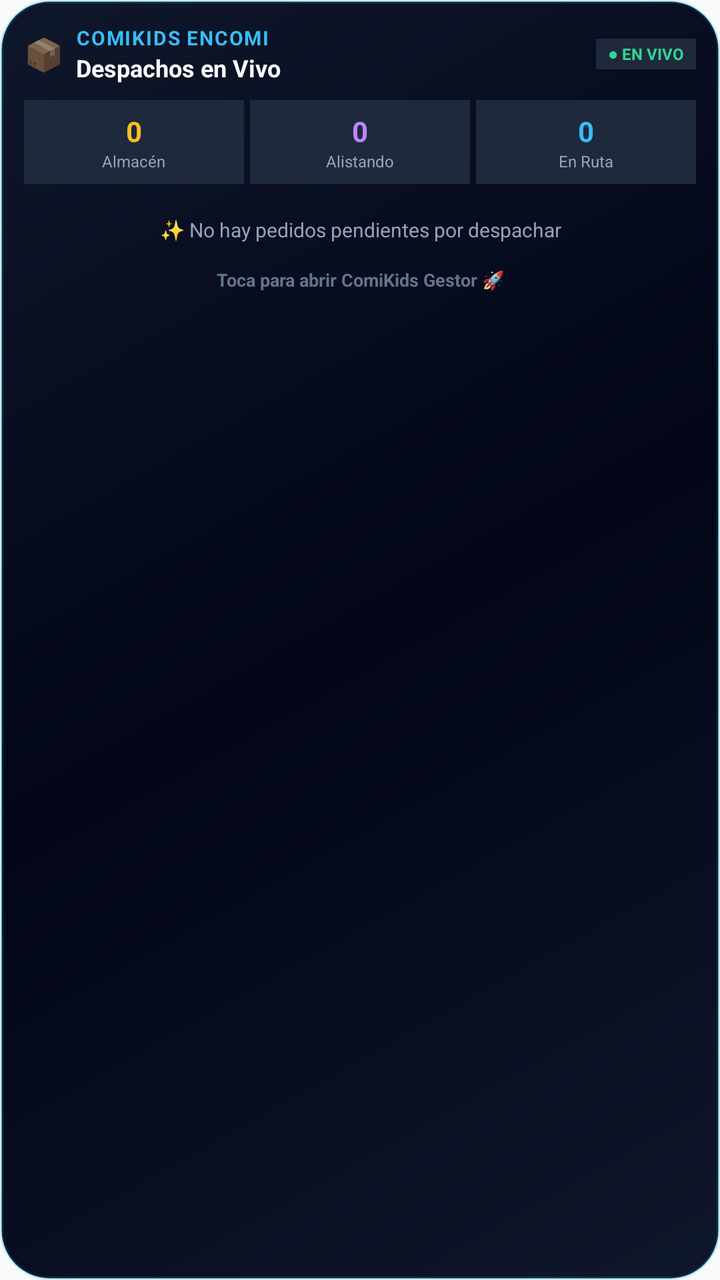
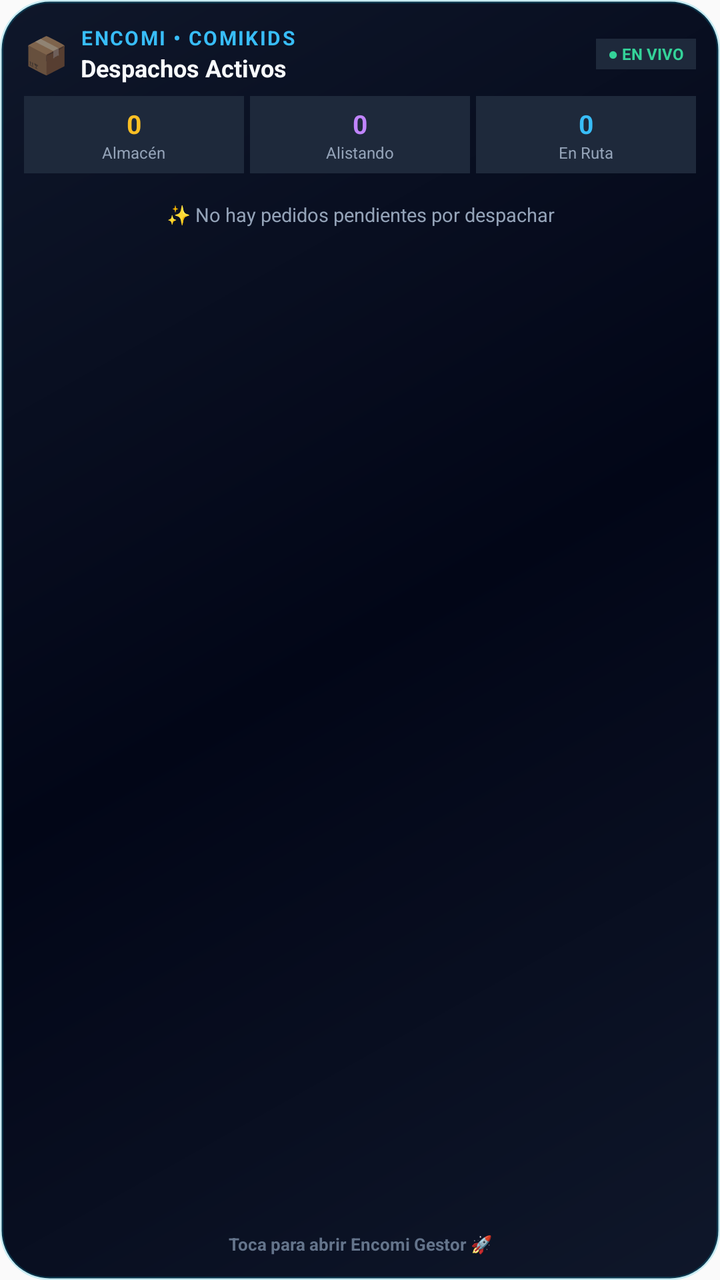

Before-and-after screenshots of an Android layout around one commit, followed by the original layout XML and the change that was made.
<!-- AndroidManifest.xml: application theme AppTheme -->
<!-- res/layout/comikids_appwidget_layout.xml -->
<?xml version="1.0" encoding="utf-8"?>
<LinearLayout xmlns:android="http://schemas.android.com/apk/res/android"
    android:id="@+id/widget_root_layout"
    android:layout_width="match_parent"
    android:layout_height="match_parent"
    android:orientation="vertical"
    android:background="@drawable/widget_background"
    android:padding="12dp">

    
    <LinearLayout
        android:layout_width="match_parent"
        android:layout_height="wrap_content"
        android:orientation="horizontal"
        android:gravity="center_vertical">

        <TextView
            android:layout_width="wrap_content"
            android:layout_height="wrap_content"
            android:text="📦"
            android:textSize="16sp"
            android:layout_marginEnd="6dp" />

        <LinearLayout
            android:layout_width="0dp"
            android:layout_height="wrap_content"
            android:layout_weight="1"
            android:orientation="vertical">

            <TextView
                android:layout_width="wrap_content"
                android:layout_height="wrap_content"
                android:text="COMIKIDS ENCOMI"
                android:textColor="#38BDF8"
                android:textSize="10sp"
                android:textStyle="bold"
                android:letterSpacing="0.06" />

            <TextView
                android:layout_width="wrap_content"
                android:layout_height="wrap_content"
                android:text="Despachos en Vivo"
                android:textColor="#F8FAFC"
                android:textSize="12sp"
                android:textStyle="bold" />
        </LinearLayout>

        
        <TextView
            android:id="@+id/widget_badge_live"
            android:layout_width="wrap_content"
            android:layout_height="wrap_content"
            android:background="#1E293B"
            android:paddingStart="6dp"
            android:paddingTop="2dp"
            android:paddingEnd="6dp"
            android:paddingBottom="2dp"
            android:text="● EN VIVO"
            android:textColor="#34D399"
            android:textSize="8sp"
            android:textStyle="bold" />
    </LinearLayout>

    
    <LinearLayout
        android:layout_width="match_parent"
        android:layout_height="wrap_content"
        android:orientation="horizontal"
        android:layout_marginTop="8dp"
        android:weightSum="3">

        
        <LinearLayout
            android:layout_width="0dp"
            android:layout_height="wrap_content"
            android:layout_weight="1"
            android:orientation="vertical"
            android:gravity="center"
            android:background="#1E293B"
            android:padding="6dp"
            android:layout_marginEnd="3dp">

            <TextView
                android:id="@+id/widget_count_almacen"
                android:layout_width="wrap_content"
                android:layout_height="wrap_content"
                android:text="0"
                android:textColor="#FBBF24"
                android:textSize="14sp"
                android:textStyle="bold" />

            <TextView
                android:layout_width="wrap_content"
                android:layout_height="wrap_content"
                android:text="Almacén"
                android:textColor="#94A3B8"
                android:textSize="8sp" />
        </LinearLayout>

        
        <LinearLayout
            android:layout_width="0dp"
            android:layout_height="wrap_content"
            android:layout_weight="1"
            android:orientation="vertical"
            android:gravity="center"
            android:background="#1E293B"
            android:padding="6dp"
            android:layout_marginEnd="3dp">

            <TextView
                android:id="@+id/widget_count_alistando"
                android:layout_width="wrap_content"
                android:layout_height="wrap_content"
                android:text="0"
                android:textColor="#C084FC"
                android:textSize="14sp"
                android:textStyle="bold" />

            <TextView
                android:layout_width="wrap_content"
                android:layout_height="wrap_content"
                android:text="Alistando"
                android:textColor="#94A3B8"
                android:textSize="8sp" />
        </LinearLayout>

        
        <LinearLayout
            android:layout_width="0dp"
            android:layout_height="wrap_content"
            android:layout_weight="1"
            android:orientation="vertical"
            android:gravity="center"
            android:background="#1E293B"
            android:padding="6dp">

            <TextView
                android:id="@+id/widget_count_ruta"
                android:layout_width="wrap_content"
                android:layout_height="wrap_content"
                android:text="0"
                android:textColor="#38BDF8"
                android:textSize="14sp"
                android:textStyle="bold" />

            <TextView
                android:layout_width="wrap_content"
                android:layout_height="wrap_content"
                android:text="En Ruta"
                android:textColor="#94A3B8"
                android:textSize="8sp" />
        </LinearLayout>

    </LinearLayout>

    
    <LinearLayout
        android:id="@+id/widget_orders_container"
        android:layout_width="match_parent"
        android:layout_height="wrap_content"
        android:orientation="vertical"
        android:layout_marginTop="8dp">

        
        <LinearLayout
            android:id="@+id/widget_item_1_layout"
            android:layout_width="match_parent"
            android:layout_height="wrap_content"
            android:orientation="vertical"
            android:background="#0F172A"
            android:padding="6dp"
            android:layout_marginBottom="4dp"
            android:visibility="gone">

            <LinearLayout
                android:layout_width="match_parent"
                android:layout_height="wrap_content"
                android:orientation="horizontal"
                android:gravity="center_vertical">

                <TextView
                    android:id="@+id/widget_item_1_name"
                    android:layout_width="0dp"
                    android:layout_height="wrap_content"
                    android:layout_weight="1"
                    android:text="Cliente"
                    android:textColor="#FFFFFF"
                    android:textSize="11sp"
                    android:textStyle="bold"
                    android:singleLine="true" />

                <TextView
                    android:id="@+id/widget_item_1_status"
                    android:layout_width="wrap_content"
                    android:layout_height="wrap_content"
                    android:background="#1E293B"
                    android:paddingStart="4dp"
                    android:paddingEnd="4dp"
                    android:paddingTop="1dp"
                    android:paddingBottom="1dp"
                    android:text="Alistando"
                    android:textColor="#38BDF8"
                    android:textSize="8sp"
                    android:textStyle="bold" />
            </LinearLayout>

            <TextView
                android:id="@+id/widget_item_1_phone"
                android:layout_width="match_parent"
                android:layout_height="wrap_content"
                android:text="📱 +51 987654321"
                android:textColor="#34D399"
                android:textSize="9sp"
                android:textStyle="bold"
                android:layout_marginTop="1dp" />

            <TextView
                android:id="@+id/widget_item_1_dest"
                android:layout_width="match_parent"
                android:layout_height="wrap_content"
                android:text="📍 Agencia Shalom Chiclayo"
                android:textColor="#94A3B8"
                android:textSize="9sp"
                android:singleLine="true" />
        </LinearLayout>

        
        <LinearLayout
            android:id="@+id/widget_item_2_layout"
            android:layout_width="match_parent"
            android:layout_height="wrap_content"
            android:orientation="vertical"
            android:background="#0F172A"
            android:padding="6dp"
            android:layout_marginBottom="4dp"
            android:visibility="gone">

            <LinearLayout
                android:layout_width="match_parent"
                android:layout_height="wrap_content"
                android:orientation="horizontal"
                android:gravity="center_vertical">

                <TextView
                    android:id="@+id/widget_item_2_name"
                    android:layout_width="0dp"
                    android:layout_height="wrap_content"
                    android:layout_weight="1"
                    android:text="Cliente"
                    android:textColor="#FFFFFF"
                    android:textSize="11sp"
                    android:textStyle="bold"
                    android:singleLine="true" />

                <TextView
                    android:id="@+id/widget_item_2_status"
                    android:layout_width="wrap_content"
                    android:layout_height="wrap_content"
                    android:background="#1E293B"
                    android:paddingStart="4dp"
                    android:paddingEnd="4dp"
                    android:paddingTop="1dp"
                    android:paddingBottom="1dp"
                    android:text="En Ruta"
                    android:textColor="#34D399"
                    android:textSize="8sp"
                    android:textStyle="bold" />
            </LinearLayout>

            <TextView
                android:id="@+id/widget_item_2_phone"
                android:layout_width="match_parent"
                android:layout_height="wrap_content"
                android:text="📱 +51 987654321"
                android:textColor="#34D399"
                android:textSize="9sp"
                android:textStyle="bold"
                android:layout_marginTop="1dp" />

            <TextView
                android:id="@+id/widget_item_2_dest"
                android:layout_width="match_parent"
                android:layout_height="wrap_content"
                android:text="📍 Agencia Shalom Trujillo"
                android:textColor="#94A3B8"
                android:textSize="9sp"
                android:singleLine="true" />
        </LinearLayout>

        
        <LinearLayout
            android:id="@+id/widget_item_3_layout"
            android:layout_width="match_parent"
            android:layout_height="wrap_content"
            android:orientation="vertical"
            android:background="#0F172A"
            android:padding="6dp"
            android:layout_marginBottom="4dp"
            android:visibility="gone">

            <LinearLayout
                android:layout_width="match_parent"
                android:layout_height="wrap_content"
                android:orientation="horizontal"
                android:gravity="center_vertical">

                <TextView
                    android:id="@+id/widget_item_3_name"
                    android:layout_width="0dp"
                    android:layout_height="wrap_content"
                    android:layout_weight="1"
                    android:text="Cliente"
                    android:textColor="#FFFFFF"
                    android:textSize="11sp"
                    android:textStyle="bold"
                    android:singleLine="true" />

                <TextView
                    android:id="@+id/widget_item_3_status"
                    android:layout_width="wrap_content"
                    android:layout_height="wrap_content"
                    android:background="#1E293B"
                    android:paddingStart="4dp"
                    android:paddingEnd="4dp"
                    android:paddingTop="1dp"
                    android:paddingBottom="1dp"
                    android:text="Almacén"
                    android:textColor="#FBBF24"
                    android:textSize="8sp"
                    android:textStyle="bold" />
            </LinearLayout>

            <TextView
                android:id="@+id/widget_item_3_phone"
                android:layout_width="match_parent"
                android:layout_height="wrap_content"
                android:text="📱 +51 987654321"
                android:textColor="#34D399"
                android:textSize="9sp"
                android:textStyle="bold"
                android:layout_marginTop="1dp" />

            <TextView
                android:id="@+id/widget_item_3_dest"
                android:layout_width="match_parent"
                android:layout_height="wrap_content"
                android:text="📍 Motorizado Lima"
                android:textColor="#94A3B8"
                android:textSize="9sp"
                android:singleLine="true" />
        </LinearLayout>

        
        <TextView
            android:id="@+id/widget_empty_text"
            android:layout_width="match_parent"
            android:layout_height="wrap_content"
            android:gravity="center"
            android:padding="8dp"
            android:text="✨ No hay pedidos pendientes por despachar"
            android:textColor="#94A3B8"
            android:textSize="10sp"
            android:visibility="visible" />

    </LinearLayout>

    
    <TextView
        android:layout_width="match_parent"
        android:layout_height="wrap_content"
        android:layout_marginTop="4dp"
        android:gravity="center"
        android:text="Toca para abrir ComiKids Gestor 🚀"
        android:textColor="#64748B"
        android:textSize="9sp"
        android:textStyle="bold" />

</LinearLayout>
<!-- resources referenced by this layout -->
<resources>
  <!-- drawable widget_background (drawable) -->
  <?xml version="1.0" encoding="utf-8"?>
  <shape xmlns:android="http://schemas.android.com/apk/res/android"
      android:shape="rectangle">
      <corners android:radius="24dp" />
      <gradient
          android:angle="315"
          android:startColor="#0F172A"
          android:centerColor="#020617"
          android:endColor="#0F172A"
          android:type="linear" />
      <stroke
          android:width="1.5dp"
          android:color="#3306B6D4" />
  </shape>
  <style name="AppTheme" parent="Theme.AppCompat.Light.DarkActionBar">
          
          <item name="colorPrimary">@color/colorPrimary</item>
          <item name="colorPrimaryDark">@color/colorPrimaryDark</item>
          <item name="colorAccent">@color/colorAccent</item>
      </style>
</resources>

<!-- the commit's change to res/layout/comikids_appwidget_layout.xml (unified diff, before → after) -->
@@ -18,7 +18,7 @@
             android:layout_width="wrap_content"
             android:layout_height="wrap_content"
             android:text="📦"
-            android:textSize="16sp"
+            android:textSize="18sp"
             android:layout_marginEnd="6dp" />
 
         <LinearLayout
@@ -30,16 +30,17 @@
             <TextView
                 android:layout_width="wrap_content"
                 android:layout_height="wrap_content"
-                android:text="COMIKIDS ENCOMI"
+                android:text="ENCOMI • COMIKIDS"
                 android:textColor="#38BDF8"
                 android:textSize="10sp"
                 android:textStyle="bold"
-                android:letterSpacing="0.06" />
-
-            <TextView
-                android:layout_width="wrap_content"
-                android:layout_height="wrap_content"
-                android:text="Despachos en Vivo"
+                android:letterSpacing="0.08" />
+
+            <TextView
+                android:id="@+id/widget_title_orders_count"
+                android:layout_width="wrap_content"
+                android:layout_height="wrap_content"
+                android:text="Despachos Activos"
                 android:textColor="#F8FAFC"
                 android:textSize="12sp"
                 android:textStyle="bold" />
@@ -66,7 +67,7 @@
         android:layout_width="match_parent"
         android:layout_height="wrap_content"
         android:orientation="horizontal"
-        android:layout_marginTop="8dp"
+        android:layout_marginTop="6dp"
         android:weightSum="3">
 
         
@@ -77,7 +78,7 @@
             android:orientation="vertical"
             android:gravity="center"
             android:background="#1E293B"
-            android:padding="6dp"
+            android:padding="5dp"
             android:layout_marginEnd="3dp">
 
             <TextView
@@ -86,7 +87,7 @@
                 android:layout_height="wrap_content"
                 android:text="0"
                 android:textColor="#FBBF24"
-                android:textSize="14sp"
+                android:textSize="13sp"
                 android:textStyle="bold" />
 
             <TextView
@@ -105,7 +106,7 @@
             android:orientation="vertical"
             android:gravity="center"
             android:background="#1E293B"
-            android:padding="6dp"
+            android:padding="5dp"
             android:layout_marginEnd="3dp">
 
             <TextView
@@ -114,7 +115,7 @@
                 android:layout_height="wrap_content"
                 android:text="0"
                 android:textColor="#C084FC"
-                android:textSize="14sp"
+                android:textSize="13sp"
                 android:textStyle="bold" />
 
             <TextView
@@ -133,7 +134,7 @@
             android:orientation="vertical"
             android:gravity="center"
             android:background="#1E293B"
-            android:padding="6dp">
+            android:padding="5dp">
 
             <TextView
                 android:id="@+id/widget_count_ruta"
@@ -141,7 +142,7 @@
                 android:layout_height="wrap_content"
                 android:text="0"
                 android:textColor="#38BDF8"
-                android:textSize="14sp"
+                android:textSize="13sp"
                 android:textStyle="bold" />
 
             <TextView
@@ -158,9 +159,10 @@
     <LinearLayout
         android:id="@+id/widget_orders_container"
         android:layout_width="match_parent"
-        android:layout_height="wrap_content"
+        android:layout_height="0dp"
+        android:layout_weight="1"
         android:orientation="vertical"
-        android:layout_marginTop="8dp">
+        android:layout_marginTop="6dp">
 
         
         <LinearLayout
@@ -169,8 +171,8 @@
             android:layout_height="wrap_content"
             android:orientation="vertical"
             android:background="#0F172A"
-            android:padding="6dp"
-            android:layout_marginBottom="4dp"
+            android:padding="5dp"
+            android:layout_marginBottom="3dp"
             android:visibility="gone">
 
             <LinearLayout
@@ -186,7 +188,7 @@
                     android:layout_weight="1"
                     android:text="Cliente"
                     android:textColor="#FFFFFF"
-                    android:textSize="11sp"
+                    android:textSize="10sp"
                     android:textStyle="bold"
                     android:singleLine="true" />
 
@@ -211,17 +213,16 @@
                 android:layout_height="wrap_content"
                 android:text="📱 +51 987654321"
                 android:textColor="#34D399"
-                android:textSize="9sp"
-                android:textStyle="bold"
-                android:layout_marginTop="1dp" />
+                android:textSize="8.5sp"
+                android:textStyle="bold" />
 
             <TextView
                 android:id="@+id/widget_item_1_dest"
                 android:layout_width="match_parent"
                 android:layout_height="wrap_content"
-                android:text="📍 Agencia Shalom Chiclayo"
-                android:textColor="#94A3B8"
-                android:textSize="9sp"
+                android:text="📍 Destino"
+                android:textColor="#94A3B8"
+                android:textSize="8.5sp"
                 android:singleLine="true" />
         </LinearLayout>
 
@@ -232,8 +233,8 @@
             android:layout_height="wrap_content"
             android:orientation="vertical"
             android:background="#0F172A"
-            android:padding="6dp"
-            android:layout_marginBottom="4dp"
+            android:padding="5dp"
+            android:layout_marginBottom="3dp"
             android:visibility="gone">
 
             <LinearLayout
@@ -249,7 +250,7 @@
                     android:layout_weight="1"
                     android:text="Cliente"
                     android:textColor="#FFFFFF"
-                    android:textSize="11sp"
+                    android:textSize="10sp"
                     android:textStyle="bold"
                     android:singleLine="true" />
 
@@ -274,17 +275,16 @@
                 android:layout_height="wrap_content"
                 android:text="📱 +51 987654321"
                 android:textColor="#34D399"
-                android:textSize="9sp"
-                android:textStyle="bold"
-                android:layout_marginTop="1dp" />
+                android:textSize="8.5sp"
+                android:textStyle="bold" />
 
             <TextView
                 android:id="@+id/widget_item_2_dest"
                 android:layout_width="match_parent"
                 android:layout_height="wrap_content"
-                android:text="📍 Agencia Shalom Trujillo"
-                android:textColor="#94A3B8"
-                android:textSize="9sp"
+                android:text="📍 Destino"
+                android:textColor="#94A3B8"
+                android:textSize="8.5sp"
                 android:singleLine="true" />
         </LinearLayout>
 
@@ -295,8 +295,8 @@
             android:layout_height="wrap_content"
             android:orientation="vertical"
             android:background="#0F172A"
-            android:padding="6dp"
-            android:layout_marginBottom="4dp"
+            android:padding="5dp"
+            android:layout_marginBottom="3dp"
             android:visibility="gone">
 
             <LinearLayout
@@ -312,7 +312,7 @@
                     android:layout_weight="1"
                     android:text="Cliente"
                     android:textColor="#FFFFFF"
-                    android:textSize="11sp"
+                    android:textSize="10sp"
                     android:textStyle="bold"
                     android:singleLine="true" />
 
@@ -337,17 +337,78 @@
                 android:layout_height="wrap_content"
                 android:text="📱 +51 987654321"
                 android:textColor="#34D399"
-                android:textSize="9sp"
-                android:textStyle="bold"
-                android:layout_marginTop="1dp" />
+                android:textSize="8.5sp"
+                android:textStyle="bold" />
 
             <TextView
                 android:id="@+id/widget_item_3_dest"
                 android:layout_width="match_parent"
                 android:layout_height="wrap_content"
-                android:text="📍 Motorizado Lima"
-                android:textColor="#94A3B8"
-                android:textSize="9sp"
+                android:text="📍 Destino"
+                android:textColor="#94A3B8"
+                android:textSize="8.5sp"
+                android:singleLine="true" />
+        </LinearLayout>
+
+        
+        <LinearLayout
+            android:id="@+id/widget_item_4_layout"
+            android:layout_width="match_parent"
+            android:layout_height="wrap_content"
+            android:orientation="vertical"
+            android:background="#0F172A"
+            android:padding="5dp"
+            android:layout_marginBottom="3dp"
+            android:visibility="gone">
+
+            <LinearLayout
+                android:layout_width="match_parent"
+                android:layout_height="wrap_content"
+                android:orientation="horizontal"
+                android:gravity="center_vertical">
+
+                <TextView
+                    android:id="@+id/widget_item_4_name"
+                    android:layout_width="0dp"
+                    android:layout_height="wrap_content"
+                    android:layout_weight="1"
+                    android:text="Cliente"
+                    android:textColor="#FFFFFF"
+                    android:textSize="10sp"
+                    android:textStyle="bold"
+                    android:singleLine="true" />
+
+                <TextView
+                    android:id="@+id/widget_item_4_status"
+                    android:layout_width="wrap_content"
+                    android:layout_height="wrap_content"
+                    android:background="#1E293B"
+                    android:paddingStart="4dp"
+                    android:paddingEnd="4dp"
+                    android:paddingTop="1dp"
+                    android:paddingBottom="1dp"
+                    android:text="Alistando"
+                    android:textColor="#C084FC"
+                    android:textSize="8sp"
+                    android:textStyle="bold" />
+            </LinearLayout>
+
+            <TextView
+                android:id="@+id/widget_item_4_phone"
+                android:layout_width="match_parent"
+                android:layout_height="wrap_content"
+                android:text="📱 +51 987654321"
+                android:textColor="#34D399"
+                android:textSize="8.5sp"
+                android:textStyle="bold" />
+
+            <TextView
+                android:id="@+id/widget_item_4_dest"
+                android:layout_width="match_parent"
+                android:layout_height="wrap_content"
+                android:text="📍 Destino"
+                android:textColor="#94A3B8"
+                android:textSize="8.5sp"
                 android:singleLine="true" />
         </LinearLayout>
 
@@ -360,7 +421,7 @@
             android:padding="8dp"
             android:text="✨ No hay pedidos pendientes por despachar"
             android:textColor="#94A3B8"
-            android:textSize="10sp"
+            android:textSize="9.5sp"
             android:visibility="visible" />
 
     </LinearLayout>
@@ -369,11 +430,11 @@
     <TextView
         android:layout_width="match_parent"
         android:layout_height="wrap_content"
-        android:layout_marginTop="4dp"
+        android:layout_marginTop="2dp"
         android:gravity="center"
-        android:text="Toca para abrir ComiKids Gestor 🚀"
+        android:text="Toca para abrir Encomi Gestor 🚀"
         android:textColor="#64748B"
-        android:textSize="9sp"
+        android:textSize="8.5sp"
         android:textStyle="bold" />
 
 </LinearLayout>
